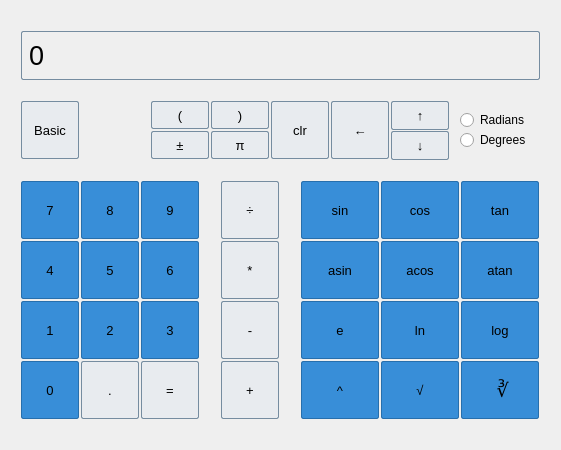
cs3100-team10/calc01, file src/scientificwindow.ui: the form before one commit.
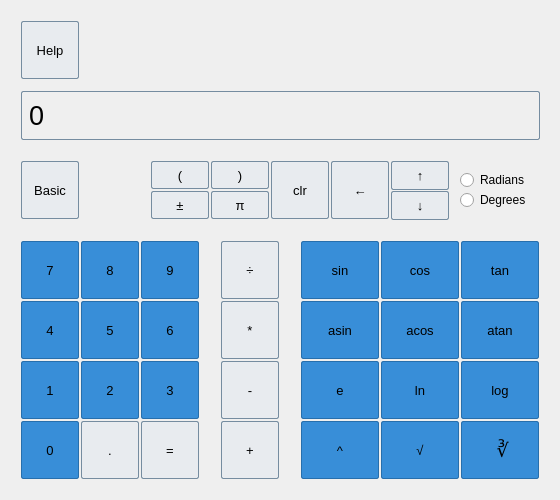
The form after the commit.

What changed in the file:
```diff
--- a/src/scientificwindow.ui
+++ b/src/scientificwindow.ui
@@ -6,10 +6,28 @@
    <rect>
     <x>0</x>
     <y>0</y>
-    <width>561</width>
-    <height>450</height>
+    <width>560</width>
+    <height>500</height>
    </rect>
   </property>
+  <property name="sizePolicy">
+   <sizepolicy hsizetype="Fixed" vsizetype="Fixed">
+    <horstretch>0</horstretch>
+    <verstretch>0</verstretch>
+   </sizepolicy>
+  </property>
+  <property name="minimumSize">
+   <size>
+    <width>560</width>
+    <height>500</height>
+   </size>
+  </property>
+  <property name="maximumSize">
+   <size>
+    <width>560</width>
+    <height>500</height>
+   </size>
+  </property>
   <property name="windowTitle">
    <string>Dialog</string>
   </property>
@@ -17,7 +35,7 @@
    <property name="geometry">
     <rect>
      <x>20</x>
-     <y>240</y>
+     <y>300</y>
      <width>60</width>
      <height>60</height>
     </rect>
@@ -59,7 +77,7 @@
    <property name="geometry">
     <rect>
      <x>80</x>
-     <y>240</y>
+     <y>300</y>
      <width>60</width>
      <height>60</height>
     </rect>
@@ -101,7 +119,7 @@
    <property name="geometry">
     <rect>
      <x>80</x>
-     <y>360</y>
+     <y>420</y>
      <width>60</width>
      <height>60</height>
     </rect>
@@ -143,7 +161,7 @@
    <property name="geometry">
     <rect>
      <x>140</x>
-     <y>240</y>
+     <y>300</y>
      <width>60</width>
      <height>60</height>
     </rect>
@@ -185,7 +203,7 @@
    <property name="geometry">
     <rect>
      <x>390</x>
-     <y>100</y>
+     <y>160</y>
      <width>60</width>
      <height>31</height>
     </rect>
@@ -227,7 +245,7 @@
    <property name="geometry">
     <rect>
      <x>20</x>
-     <y>180</y>
+     <y>240</y>
      <width>60</width>
      <height>60</height>
     </rect>
@@ -269,7 +287,7 @@
    <property name="geometry">
     <rect>
      <x>220</x>
-     <y>360</y>
+     <y>420</y>
      <width>60</width>
      <height>60</height>
     </rect>
@@ -311,7 +329,7 @@
    <property name="geometry">
     <rect>
      <x>20</x>
-     <y>300</y>
+     <y>360</y>
      <width>60</width>
      <height>60</height>
     </rect>
@@ -353,7 +371,7 @@
    <property name="geometry">
     <rect>
      <x>270</x>
-     <y>100</y>
+     <y>160</y>
      <width>60</width>
      <height>60</height>
     </rect>
@@ -395,7 +413,7 @@
    <property name="geometry">
     <rect>
      <x>20</x>
-     <y>360</y>
+     <y>420</y>
      <width>60</width>
      <height>60</height>
     </rect>
@@ -437,7 +455,7 @@
    <property name="geometry">
     <rect>
      <x>80</x>
-     <y>180</y>
+     <y>240</y>
      <width>60</width>
      <height>60</height>
     </rect>
@@ -479,7 +497,7 @@
    <property name="geometry">
     <rect>
      <x>330</x>
-     <y>100</y>
+     <y>160</y>
      <width>60</width>
      <height>60</height>
     </rect>
@@ -521,7 +539,7 @@
    <property name="geometry">
     <rect>
      <x>20</x>
-     <y>100</y>
+     <y>160</y>
      <width>60</width>
      <height>60</height>
     </rect>
@@ -563,7 +581,7 @@
    <property name="geometry">
     <rect>
      <x>140</x>
-     <y>180</y>
+     <y>240</y>
      <width>60</width>
      <height>60</height>
     </rect>
@@ -605,7 +623,7 @@
    <property name="geometry">
     <rect>
      <x>140</x>
-     <y>300</y>
+     <y>360</y>
      <width>60</width>
      <height>60</height>
     </rect>
@@ -647,7 +665,7 @@
    <property name="geometry">
     <rect>
      <x>220</x>
-     <y>240</y>
+     <y>300</y>
      <width>60</width>
      <height>60</height>
     </rect>
@@ -689,7 +707,7 @@
    <property name="geometry">
     <rect>
      <x>140</x>
-     <y>360</y>
+     <y>420</y>
      <width>60</width>
      <height>60</height>
     </rect>
@@ -731,7 +749,7 @@
    <property name="geometry">
     <rect>
      <x>220</x>
-     <y>180</y>
+     <y>240</y>
      <width>60</width>
      <height>60</height>
     </rect>
@@ -773,7 +791,7 @@
    <property name="geometry">
     <rect>
      <x>80</x>
-     <y>300</y>
+     <y>360</y>
      <width>60</width>
      <height>60</height>
     </rect>
@@ -815,7 +833,7 @@
    <property name="geometry">
     <rect>
      <x>220</x>
-     <y>300</y>
+     <y>360</y>
      <width>60</width>
      <height>60</height>
     </rect>
@@ -857,7 +875,7 @@
    <property name="geometry">
     <rect>
      <x>390</x>
-     <y>130</y>
+     <y>190</y>
      <width>60</width>
      <height>31</height>
     </rect>
@@ -899,7 +917,7 @@
    <property name="geometry">
     <rect>
      <x>20</x>
-     <y>30</y>
+     <y>90</y>
      <width>521</width>
      <height>51</height>
     </rect>
@@ -932,7 +950,7 @@
    <property name="geometry">
     <rect>
      <x>300</x>
-     <y>240</y>
+     <y>300</y>
      <width>80</width>
      <height>60</height>
     </rect>
@@ -974,7 +992,7 @@
    <property name="geometry">
     <rect>
      <x>300</x>
-     <y>180</y>
+     <y>240</y>
      <width>80</width>
      <height>60</height>
     </rect>
@@ -1016,7 +1034,7 @@
    <property name="geometry">
     <rect>
      <x>460</x>
-     <y>300</y>
+     <y>360</y>
      <width>80</width>
      <height>60</height>
     </rect>
@@ -1058,7 +1076,7 @@
    <property name="geometry">
     <rect>
      <x>460</x>
-     <y>180</y>
+     <y>240</y>
      <width>80</width>
      <height>60</height>
     </rect>
@@ -1100,7 +1118,7 @@
    <property name="geometry">
     <rect>
      <x>380</x>
-     <y>300</y>
+     <y>360</y>
      <width>80</width>
      <height>60</height>
     </rect>
@@ -1142,7 +1160,7 @@
    <property name="geometry">
     <rect>
      <x>300</x>
-     <y>300</y>
+     <y>360</y>
      <width>80</width>
      <height>60</height>
     </rect>
@@ -1184,7 +1202,7 @@
    <property name="geometry">
     <rect>
      <x>380</x>
-     <y>240</y>
+     <y>300</y>
      <width>80</width>
      <height>60</height>
     </rect>
@@ -1226,7 +1244,7 @@
    <property name="geometry">
     <rect>
      <x>300</x>
-     <y>360</y>
+     <y>420</y>
      <width>80</width>
      <height>60</height>
     </rect>
@@ -1268,7 +1286,7 @@
    <property name="geometry">
     <rect>
      <x>460</x>
-     <y>240</y>
+     <y>300</y>
      <width>80</width>
      <height>60</height>
     </rect>
@@ -1310,7 +1328,7 @@
    <property name="geometry">
     <rect>
      <x>380</x>
-     <y>180</y>
+     <y>240</y>
      <width>80</width>
      <height>60</height>
     </rect>
@@ -1352,7 +1370,7 @@
    <property name="geometry">
     <rect>
      <x>460</x>
-     <y>360</y>
+     <y>420</y>
      <width>80</width>
      <height>60</height>
     </rect>
@@ -1394,7 +1412,7 @@
    <property name="geometry">
     <rect>
      <x>380</x>
-     <y>360</y>
+     <y>420</y>
      <width>80</width>
      <height>60</height>
     </rect>
@@ -1436,7 +1454,7 @@
    <property name="geometry">
     <rect>
      <x>150</x>
-     <y>100</y>
+     <y>160</y>
      <width>60</width>
      <height>30</height>
     </rect>
@@ -1478,7 +1496,7 @@
    <property name="geometry">
     <rect>
      <x>210</x>
-     <y>100</y>
+     <y>160</y>
      <width>60</width>
      <height>30</height>
     </rect>
@@ -1520,7 +1538,7 @@
    <property name="geometry">
     <rect>
      <x>210</x>
-     <y>130</y>
+     <y>190</y>
      <width>60</width>
      <height>30</height>
     </rect>
@@ -1562,7 +1580,7 @@
    <property name="geometry">
     <rect>
      <x>150</x>
-     <y>130</y>
+     <y>190</y>
      <width>60</width>
      <height>30</height>
     </rect>
@@ -1604,7 +1622,7 @@
    <property name="geometry">
     <rect>
      <x>460</x>
-     <y>110</y>
+     <y>170</y>
      <width>95</width>
      <height>20</height>
     </rect>
@@ -1617,7 +1635,7 @@
    <property name="geometry">
     <rect>
      <x>460</x>
-     <y>130</y>
+     <y>190</y>
      <width>95</width>
      <height>20</height>
     </rect>
@@ -1626,6 +1644,54 @@
     <string>Degrees</string>
    </property>
   </widget>
+  <widget class="QPushButton" name="pushButton_help">
+   <property name="geometry">
+    <rect>
+     <x>20</x>
+     <y>20</y>
+     <width>60</width>
+     <height>60</height>
+    </rect>
+   </property>
+   <property name="sizePolicy">
+    <sizepolicy hsizetype="Fixed" vsizetype="Fixed">
+     <horstretch>0</horstretch>
+     <verstretch>0</verstretch>
+    </sizepolicy>
+   </property>
+   <property name="sizeIncrement">
+    <size>
+     <width>0</width>
+     <height>0</height>
+    </size>
+   </property>
+   <property name="font">
+    <font>
+     <pointsize>10</pointsize>
+    </font>
+   </property>
+   <property name="styleSheet">
+    <string notr="true">QPushButton {
+	background-color: #e8ebef;
+    border-style: solid;
+    border-width: 1px;
+    border-radius: 2px;
+    border-color: #758ca0;
+	margin: 1px;
+}
+QPushButton:pressed {
+    background-color: #388ed8;
+}
+QPushButton:hover{ 
+	background-color: #b5bfcc;
+	color: #374c5e;
+}
+</string>
+   </property>
+   <property name="text">
+    <string>Help</string>
+   </property>
+  </widget>
  </widget>
  <resources/>
  <connections/>
```
